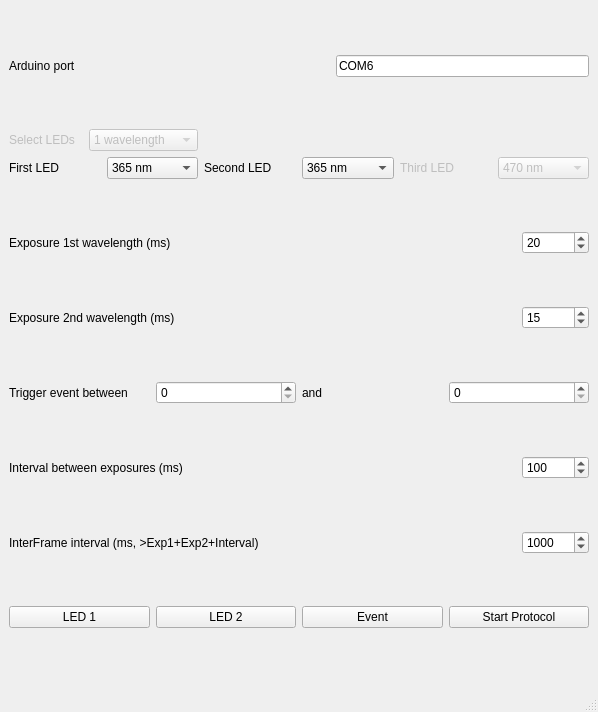
Old version of the form MainWindow.ui in the repository fedeceri85/pyFluo.
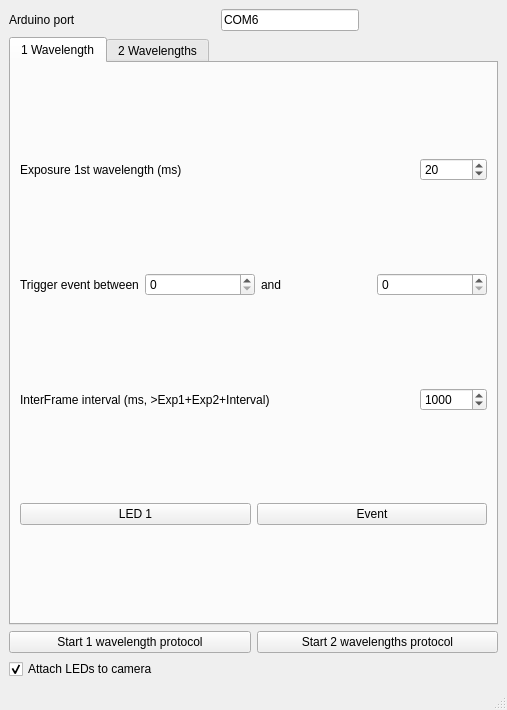
New version of the form.

Commit message: Added support for multiple wavelengths. Added messages to stop/ start interrupts. not tested

```diff
--- a/MainWindow.ui
+++ b/MainWindow.ui
@@ -6,15 +6,15 @@
    <rect>
     <x>0</x>
     <y>0</y>
-    <width>598</width>
-    <height>712</height>
+    <width>507</width>
+    <height>710</height>
    </rect>
   </property>
   <property name="windowTitle">
    <string>pyFluo</string>
   </property>
   <widget class="QWidget" name="centralwidget">
-   <layout class="QVBoxLayout" name="verticalLayout">
+   <layout class="QVBoxLayout" name="verticalLayout_3">
     <item>
      <layout class="QHBoxLayout" name="horizontalLayout_6">
       <item>
@@ -44,150 +44,163 @@
         </property>
        </widget>
       </item>
+      <item>
+       <spacer name="horizontalSpacer_10">
+        <property name="orientation">
+         <enum>Qt::Horizontal</enum>
+        </property>
+        <property name="sizeHint" stdset="0">
+         <size>
+          <width>40</width>
+          <height>20</height>
+         </size>
+        </property>
+       </spacer>
+      </item>
      </layout>
     </item>
     <item>
-     <layout class="QGridLayout" name="gridLayout">
-      <item row="1" column="1">
-       <layout class="QHBoxLayout" name="horizontalLayout_9">
+     <widget class="QTabWidget" name="tabWidget">
+      <property name="currentIndex">
+       <number>0</number>
+      </property>
+      <widget class="QWidget" name="tab_2">
+       <attribute name="title">
+        <string>1 Wavelength</string>
+       </attribute>
+       <layout class="QVBoxLayout" name="verticalLayout">
+        <item>
+         <layout class="QHBoxLayout" name="horizontalLayout_16">
+          <item>
+           <widget class="QLabel" name="label_13">
+            <property name="text">
+             <string>Exposure 1st wavelength (ms)</string>
+            </property>
+           </widget>
+          </item>
+          <item>
+           <spacer name="horizontalSpacer_9">
+            <property name="orientation">
+             <enum>Qt::Horizontal</enum>
+            </property>
+            <property name="sizeHint" stdset="0">
+             <size>
+              <width>40</width>
+              <height>20</height>
+             </size>
+            </property>
+           </spacer>
+          </item>
+          <item>
+           <widget class="QSpinBox" name="exp1Spin_2">
+            <property name="minimum">
+             <number>1</number>
+            </property>
+            <property name="maximum">
+             <number>100000</number>
+            </property>
+            <property name="value">
+             <number>20</number>
+            </property>
+           </widget>
+          </item>
+         </layout>
+        </item>
+        <item>
+         <layout class="QHBoxLayout" name="horizontalLayout_12"/>
+        </item>
+        <item>
+         <layout class="QHBoxLayout" name="horizontalLayout_14">
         <item>
          <widget class="QLabel" name="label_9">
           <property name="text">
-           <string>Second LED</string>
+             <string>Trigger event between</string>
           </property>
          </widget>
         </item>
         <item>
-         <widget class="QComboBox" name="LEDcomboBox2">
-          <property name="currentText">
-           <string>365 nm</string>
-          </property>
-          <item>
-           <property name="text">
-            <string>365 nm</string>
-           </property>
+           <widget class="QSpinBox" name="eventStartSpinBox_2"/>
           </item>
           <item>
+           <widget class="QLabel" name="label_12">
            <property name="text">
-            <string>385 nm</string>
-           </property>
+             <string>and</string>
+            </property>
+           </widget>
           </item>
           <item>
-           <property name="text">
-            <string>470 nm</string>
-           </property>
-          </item>
-         </widget>
+           <widget class="QSpinBox" name="eventEndSpinBox_2"/>
         </item>
        </layout>
       </item>
-      <item row="1" column="0">
+        <item>
+         <layout class="QHBoxLayout" name="horizontalLayout_11"/>
+        </item>
+        <item>
+         <layout class="QHBoxLayout" name="horizontalLayout_9"/>
+        </item>
+        <item>
        <layout class="QHBoxLayout" name="horizontalLayout_8">
         <item>
-         <widget class="QLabel" name="label_8">
-          <property name="text">
-           <string>First LED</string>
-          </property>
-         </widget>
-        </item>
-        <item>
-         <widget class="QComboBox" name="LEDcomboBox1">
-          <item>
-           <property name="text">
-            <string>365 nm</string>
-           </property>
-          </item>
-          <item>
-           <property name="text">
-            <string>385 nm</string>
-           </property>
-          </item>
-          <item>
-           <property name="text">
-            <string>470 nm</string>
-           </property>
-          </item>
-         </widget>
-        </item>
-       </layout>
-      </item>
-      <item row="1" column="2">
-       <layout class="QHBoxLayout" name="horizontalLayout_11">
-        <item>
-         <widget class="QLabel" name="label_10">
-          <property name="enabled">
-           <bool>false</bool>
-          </property>
-          <property name="text">
-           <string>Third LED</string>
-          </property>
-         </widget>
-        </item>
-        <item>
-         <widget class="QComboBox" name="LEDcomboBox3">
-          <property name="enabled">
-           <bool>false</bool>
-          </property>
-          <property name="currentIndex">
-           <number>2</number>
-          </property>
-          <item>
-           <property name="text">
-            <string>365 nm</string>
-           </property>
-          </item>
-          <item>
-           <property name="text">
-            <string>385 nm</string>
-           </property>
-          </item>
-          <item>
-           <property name="text">
-            <string>470 nm</string>
-           </property>
-          </item>
-         </widget>
-        </item>
-       </layout>
-      </item>
-      <item row="0" column="0">
-       <layout class="QHBoxLayout" name="horizontalLayout_12">
-        <item>
          <widget class="QLabel" name="label_7">
-          <property name="enabled">
-           <bool>false</bool>
-          </property>
           <property name="text">
-           <string>Select LEDs</string>
+             <string>InterFrame interval (ms, &gt;Exp1+Exp2+Interval)</string>
           </property>
          </widget>
         </item>
         <item>
-         <widget class="QComboBox" name="modecomboBox">
-          <property name="enabled">
-           <bool>false</bool>
-          </property>
+           <spacer name="horizontalSpacer_6">
+            <property name="orientation">
+             <enum>Qt::Horizontal</enum>
+            </property>
+            <property name="sizeHint" stdset="0">
+             <size>
+              <width>40</width>
+              <height>20</height>
+             </size>
+            </property>
+           </spacer>
+          </item>
           <item>
-           <property name="text">
-            <string>1 wavelength</string>
-           </property>
+           <widget class="QSpinBox" name="ifiSpin_2">
+            <property name="maximum">
+             <number>100000</number>
+            </property>
+            <property name="value">
+             <number>1000</number>
+            </property>
+           </widget>
           </item>
+         </layout>
+        </item>
           <item>
+         <layout class="QHBoxLayout" name="horizontalLayout_17"/>
+        </item>
+        <item>
+         <layout class="QHBoxLayout" name="horizontalLayout_15">
+          <item>
+           <widget class="QPushButton" name="Led1PushButton_2">
            <property name="text">
-            <string>2 wavelengths</string>
-           </property>
+             <string>LED 1</string>
+            </property>
+           </widget>
           </item>
           <item>
+           <widget class="QPushButton" name="eventpushButton_2">
            <property name="text">
-            <string>3 wavelengths</string>
-           </property>
-          </item>
+             <string>Event</string>
+            </property>
          </widget>
         </item>
        </layout>
       </item>
      </layout>
-    </item>
+      </widget>
+      <widget class="QWidget" name="tab">
+       <attribute name="title">
+        <string>2 Wavelengths</string>
+       </attribute>
+       <layout class="QVBoxLayout" name="verticalLayout_2">
     <item>
      <layout class="QHBoxLayout" name="horizontalLayout">
       <item>
@@ -386,15 +399,57 @@
         </property>
        </widget>
       </item>
+         </layout>
+        </item>
+       </layout>
+      </widget>
+     </widget>
+    </item>
+    <item>
+     <layout class="QHBoxLayout" name="horizontalLayout_18">
+      <item>
+       <widget class="QPushButton" name="blinkPushButton_2">
+        <property name="text">
+         <string>Start 1 wavelength protocol</string>
+        </property>
+       </widget>
+      </item>
       <item>
        <widget class="QPushButton" name="blinkPushButton">
         <property name="text">
-         <string>Start Protocol</string>
+         <string>Start 2 wavelengths protocol</string>
         </property>
        </widget>
       </item>
      </layout>
     </item>
+    <item>
+     <layout class="QHBoxLayout" name="horizontalLayout_19">
+      <item>
+       <widget class="QCheckBox" name="interruptCheckBox">
+        <property name="text">
+         <string>Attach LEDs to camera</string>
+        </property>
+        <property name="checked">
+         <bool>true</bool>
+        </property>
+       </widget>
+      </item>
+      <item>
+       <spacer name="horizontalSpacer_7">
+        <property name="orientation">
+         <enum>Qt::Horizontal</enum>
+        </property>
+        <property name="sizeHint" stdset="0">
+         <size>
+          <width>40</width>
+          <height>20</height>
+         </size>
+        </property>
+       </spacer>
+      </item>
+     </layout>
+    </item>
    </layout>
   </widget>
   <widget class="QStatusBar" name="statusbar"/>
```
Lines whose indentation alone changed are shown as unchanged. The commit also changes 2 other files.
